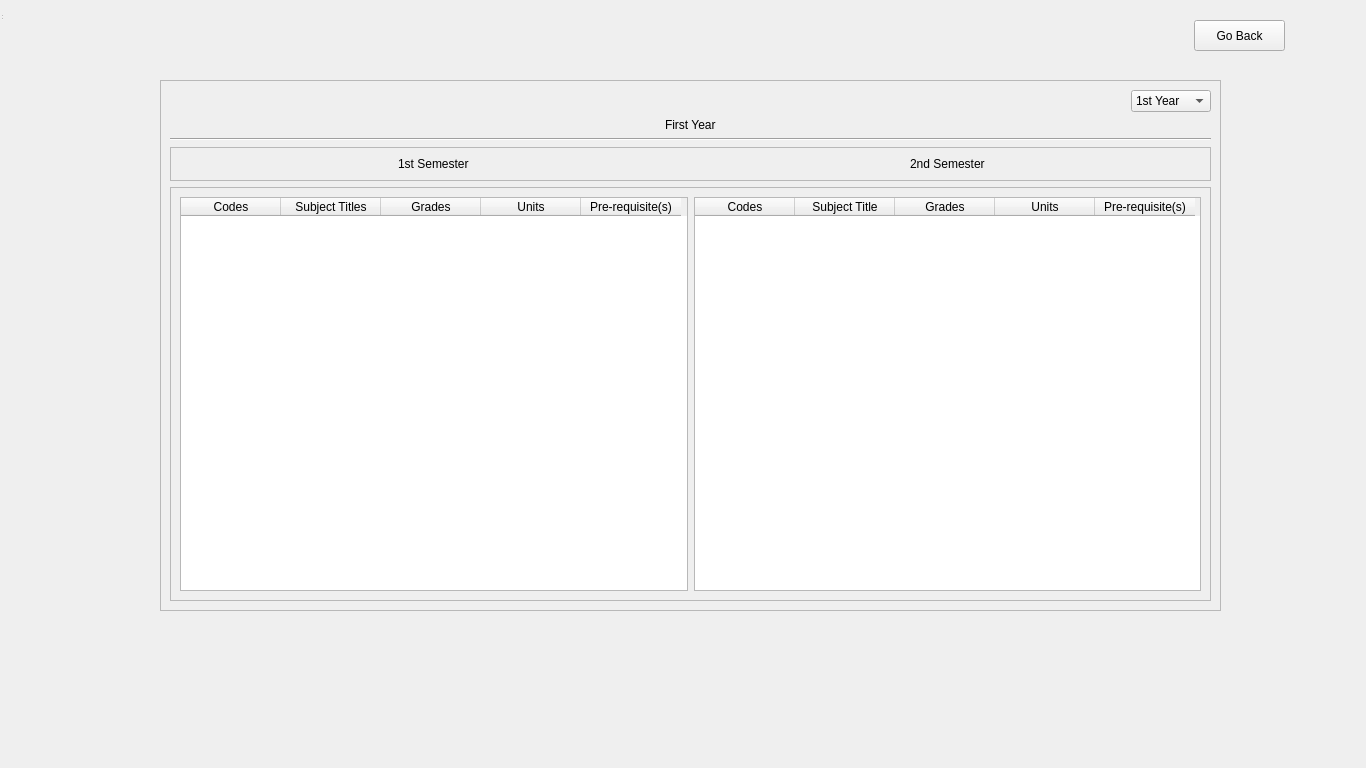
Before: the Qt Designer form frontend/ui/Academic Schedule/schedule.ui in ziminni/master-route-navigation, drawn with Qt 5.
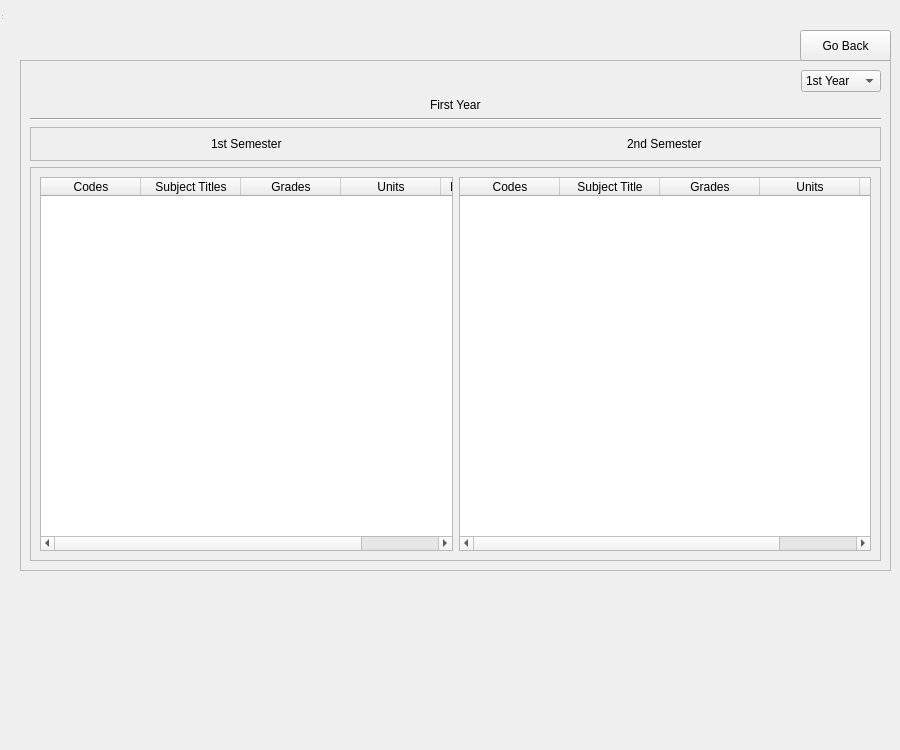
After: the same form once the commit is applied. The open tabs and pages were chosen to show the change.

Diff of the .ui file:
```diff
--- a/frontend/ui/Academic Schedule/schedule.ui
+++ b/frontend/ui/Academic Schedule/schedule.ui
@@ -6,8 +6,8 @@
    <rect>
     <x>0</x>
     <y>0</y>
-    <width>1366</width>
-    <height>768</height>
+    <width>900</width>
+    <height>750</height>
    </rect>
   </property>
   <property name="windowTitle">
@@ -18,8 +18,8 @@
     <rect>
      <x>0</x>
      <y>0</y>
-     <width>1366</width>
-     <height>768</height>
+     <width>900</width>
+     <height>750</height>
     </rect>
    </property>
    <widget class="QStackedWidget" name="stackedWidget">
@@ -27,8 +27,8 @@
      <rect>
       <x>0</x>
       <y>0</y>
-      <width>1366</width>
-      <height>768</height>
+      <width>900</width>
+      <height>750</height>
      </rect>
     </property>
     <property name="currentIndex">
@@ -383,26 +383,13 @@
      </widget>
     </widget>
     <widget class="QWidget" name="page2">
-     <widget class="QPushButton" name="Return">
-      <property name="geometry">
-       <rect>
-        <x>1194</x>
-        <y>20</y>
-        <width>91</width>
-        <height>31</height>
-       </rect>
-      </property>
-      <property name="text">
-       <string>Go Back</string>
-      </property>
-     </widget>
      <widget class="QFrame" name="frame1stYear">
       <property name="geometry">
        <rect>
-        <x>160</x>
-        <y>80</y>
-        <width>1061</width>
-        <height>531</height>
+        <x>20</x>
+        <y>60</y>
+        <width>871</width>
+        <height>511</height>
        </rect>
       </property>
       <property name="frameShape">
@@ -548,6 +535,19 @@
        </item>
       </layout>
      </widget>
+     <widget class="QPushButton" name="Return">
+      <property name="geometry">
+       <rect>
+        <x>800</x>
+        <y>30</y>
+        <width>91</width>
+        <height>31</height>
+       </rect>
+      </property>
+      <property name="text">
+       <string>Go Back</string>
+      </property>
+     </widget>
     </widget>
    </widget>
   </widget>
```
Left out of the diff: 16 changed lines with no effect on the pictures.
